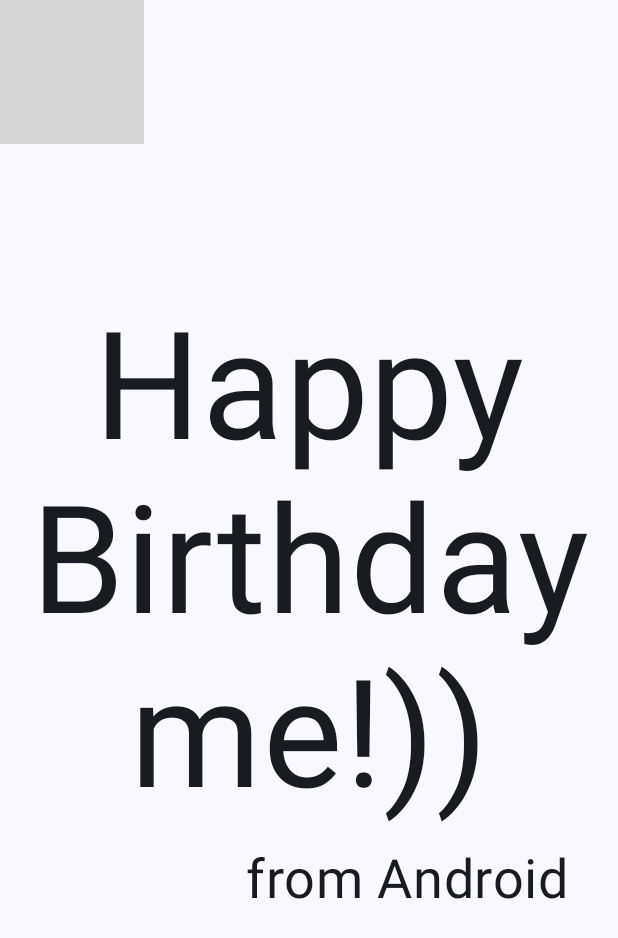
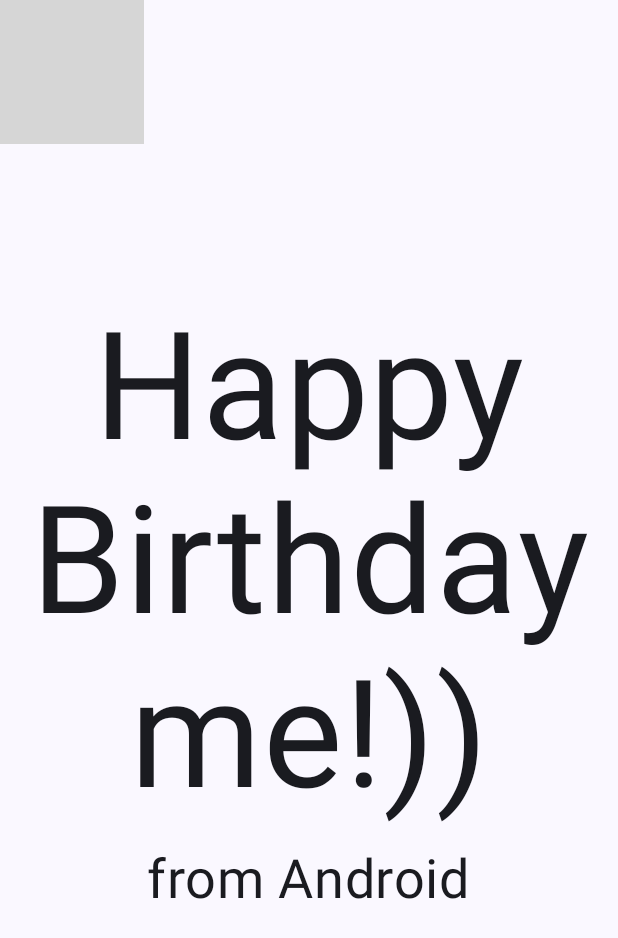
Before and after one commit to sweetz0r/BirthdayCardApp, an Android app built with Jetpack Compose: the screen it shows after launch (MainActivity), on a phone screen of 412 x 824 dp. Shown: the top 938 px of the screen. Run offline under Robolectric (Android 15) with nearby library versions, the phone set to English and light mode, and no system bars; grey boxes are pictures that could not be loaded.

Commit message:
huge changes,im happy

```diff
--- a/app/src/main/java/com/example/happybirthdayapp/MainActivity.kt
+++ b/app/src/main/java/com/example/happybirthdayapp/MainActivity.kt
@@ -23,6 +23,8 @@ import androidx.compose.ui.unit.sp
 import com.example.happybirthdayapp.ui.theme.HappyBirthdayAppTheme
 import androidx.compose.foundation.Image
 import androidx.compose.foundation.layout.Box
+import androidx.compose.ui.layout.ContentScale
+import androidx.compose.ui.res.stringResource
 
 class MainActivity : ComponentActivity() {
     override fun onCreate(savedInstanceState: Bundle?) {
@@ -35,8 +37,8 @@ class MainActivity : ComponentActivity() {
                     color = MaterialTheme.colorScheme.background
                 ) {
                     GreetingImage(
-                        message = "Happy Birthday me!))",
-                        from = "from Android",
+                        message = stringResource(R.string.happy_birthday_me),
+                        from = stringResource(R.string.from_android),
 
                     )
                 }
@@ -62,7 +64,7 @@ fun GreetingText(message: String, from: String, modifier: Modifier = Modifier) {
             fontSize = 36.sp,
             modifier = Modifier
                 .padding(16.dp)
-                .align(alignment = Alignment.End)
+                .align(alignment = Alignment.CenterHorizontally)
         )
     }
 }
@@ -75,7 +77,9 @@ val image = painterResource(R.drawable.androidparty)
     ) {
         Image(
             painter = image,
-            contentDescription = null
+            contentDescription = null,
+            contentScale = ContentScale.Crop,
+            alpha = 0.5f
         )
         GreetingText(
             message = message,
@@ -91,15 +95,22 @@ val image = painterResource(R.drawable.androidparty)
 @Preview(
     showBackground = true,
     showSystemUi = true,
-    name = "Gleb's App"
+    name = "Gleb's App",
+
 )
 @Composable
-fun BirthdayCardPreview() {
+fun BirthdayCardPreview( modifier: Modifier = Modifier) {
     HappyBirthdayAppTheme {
-    GreetingImage(
-        message = "Happy Birthday me!))",
-        from = "from Android",
+        Box {
+            GreetingImage(
+                message = "Happy Birthday me!))",
+                from = "from Android",
+                modifier = Modifier
+                    .fillMaxSize()
+                    .padding(8.dp)
 
-    )
+                )
+
+        }
     }
 }
--- a/app/src/main/res/values/strings.xml
+++ b/app/src/main/res/values/strings.xml
@@ -1,3 +1,5 @@
 <resources>
     <string name="app_name">Happy Birthday App</string>
+    <string name="happy_birthday_me">Happy Birthday me!))</string>
+    <string name="from_android">from Android</string>
 </resources>
```
